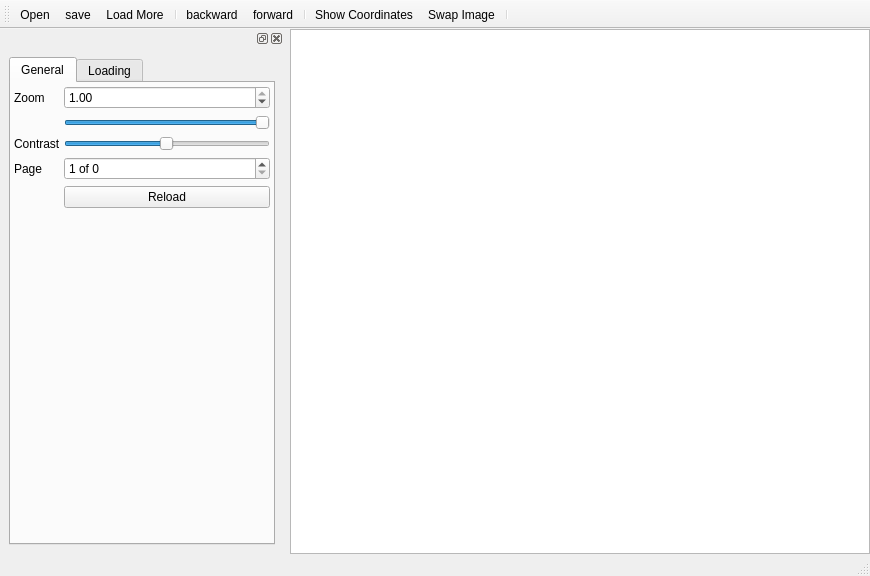
Above: arachnid/core/gui/pyui/MontageViewer.ui from ezralanglois/arachnid before the change. Below: the same form after it.
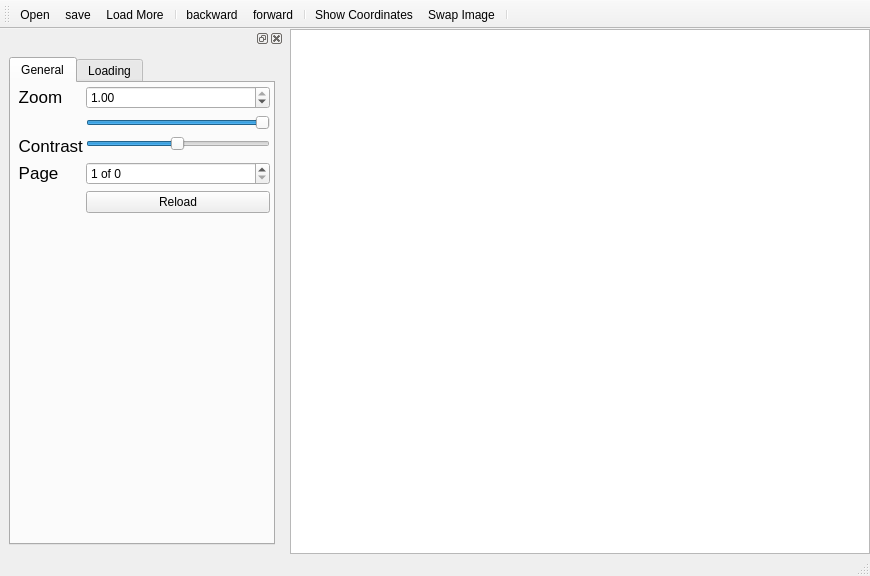
That is the form after the change. The open tabs and pages were chosen to show the change. Icons and pictures are not drawn.

Commit message: Fixed control documentation

What changed in the file:
```diff
--- a/arachnid/core/gui/pyui/MontageViewer.ui
+++ b/arachnid/core/gui/pyui/MontageViewer.ui
@@ -94,7 +94,14 @@
                     <item row="0" column="0">
                      <widget class="QLabel" name="label_8">
                       <property name="text">
-                       <string>Zoom</string>
+                       <string>&lt;!DOCTYPE HTML PUBLIC &quot;-//W3C//DTD HTML 4.0//EN&quot; &quot;http://www.w3.org/TR/REC-html40/strict.dtd&quot;&gt;
+&lt;html&gt;&lt;head&gt;&lt;meta name=&quot;qrichtext&quot; content=&quot;1&quot; /&gt;&lt;style type=&quot;text/css&quot;&gt;
+p, li { white-space: pre-wrap; }
+&lt;/style&gt;&lt;/head&gt;&lt;body style=&quot; font-family:'Lucida Grande'; font-size:13pt; font-weight:400; font-style:normal;&quot;&gt;
+&lt;p style=&quot; margin-top:0px; margin-bottom:0px; margin-left:0px; margin-right:0px; -qt-block-indent:0; text-indent:0px;&quot;&gt;&lt;img src=&quot;:/mini/mini/zoom.png&quot; /&gt; Zoom&lt;/p&gt;&lt;/body&gt;&lt;/html&gt;</string>
+                      </property>
+                      <property name="pixmap">
+                       <pixmap resource="../../../../docs/images/icons/icons.qrc">:/mini/mini/zoom.png</pixmap>
                       </property>
                      </widget>
                     </item>
@@ -136,7 +143,14 @@
                     <item row="2" column="0">
                      <widget class="QLabel" name="label_2">
                       <property name="text">
-                       <string>Contrast</string>
+                       <string>&lt;!DOCTYPE HTML PUBLIC &quot;-//W3C//DTD HTML 4.0//EN&quot; &quot;http://www.w3.org/TR/REC-html40/strict.dtd&quot;&gt;
+&lt;html&gt;&lt;head&gt;&lt;meta name=&quot;qrichtext&quot; content=&quot;1&quot; /&gt;&lt;style type=&quot;text/css&quot;&gt;
+p, li { white-space: pre-wrap; }
+&lt;/style&gt;&lt;/head&gt;&lt;body style=&quot; font-family:'Lucida Grande'; font-size:13pt; font-weight:400; font-style:normal;&quot;&gt;
+&lt;p style=&quot; margin-top:0px; margin-bottom:0px; margin-left:0px; margin-right:0px; -qt-block-indent:0; text-indent:0px;&quot;&gt;&lt;img src=&quot;:/mini/mini/contrast.png&quot; /&gt; Contrast&lt;/p&gt;&lt;/body&gt;&lt;/html&gt;</string>
+                      </property>
+                      <property name="pixmap">
+                       <pixmap resource="../../../../docs/images/icons/icons.qrc">:/mini/mini/contrast.png</pixmap>
                       </property>
                      </widget>
                     </item>
@@ -165,7 +179,14 @@
                     <item row="3" column="0">
                      <widget class="QLabel" name="label_4">
                       <property name="text">
-                       <string>Page</string>
+                       <string>&lt;!DOCTYPE HTML PUBLIC &quot;-//W3C//DTD HTML 4.0//EN&quot; &quot;http://www.w3.org/TR/REC-html40/strict.dtd&quot;&gt;
+&lt;html&gt;&lt;head&gt;&lt;meta name=&quot;qrichtext&quot; content=&quot;1&quot; /&gt;&lt;style type=&quot;text/css&quot;&gt;
+p, li { white-space: pre-wrap; }
+&lt;/style&gt;&lt;/head&gt;&lt;body style=&quot; font-family:'Lucida Grande'; font-size:13pt; font-weight:400; font-style:normal;&quot;&gt;
+&lt;p style=&quot; margin-top:0px; margin-bottom:0px; margin-left:0px; margin-right:0px; -qt-block-indent:0; text-indent:0px;&quot;&gt;&lt;img src=&quot;:/mini/mini/page_refresh.png&quot; /&gt; Page&lt;/p&gt;&lt;/body&gt;&lt;/html&gt;</string>
+                      </property>
+                      <property name="pixmap">
+                       <pixmap resource="../../../../docs/images/icons/icons.qrc">:/mini/mini/page_refresh.png</pixmap>
                       </property>
                      </widget>
                     </item>
```
Left out of the diff: 73 changed lines with no effect on the pictures. The commit also changes 1 other file.
